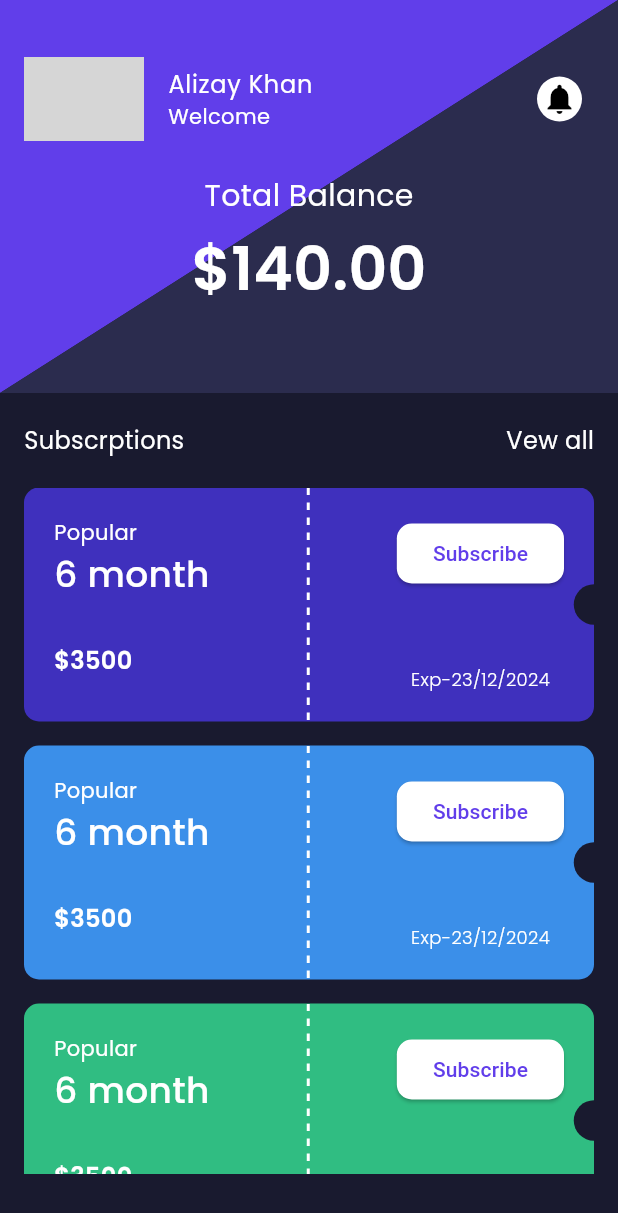
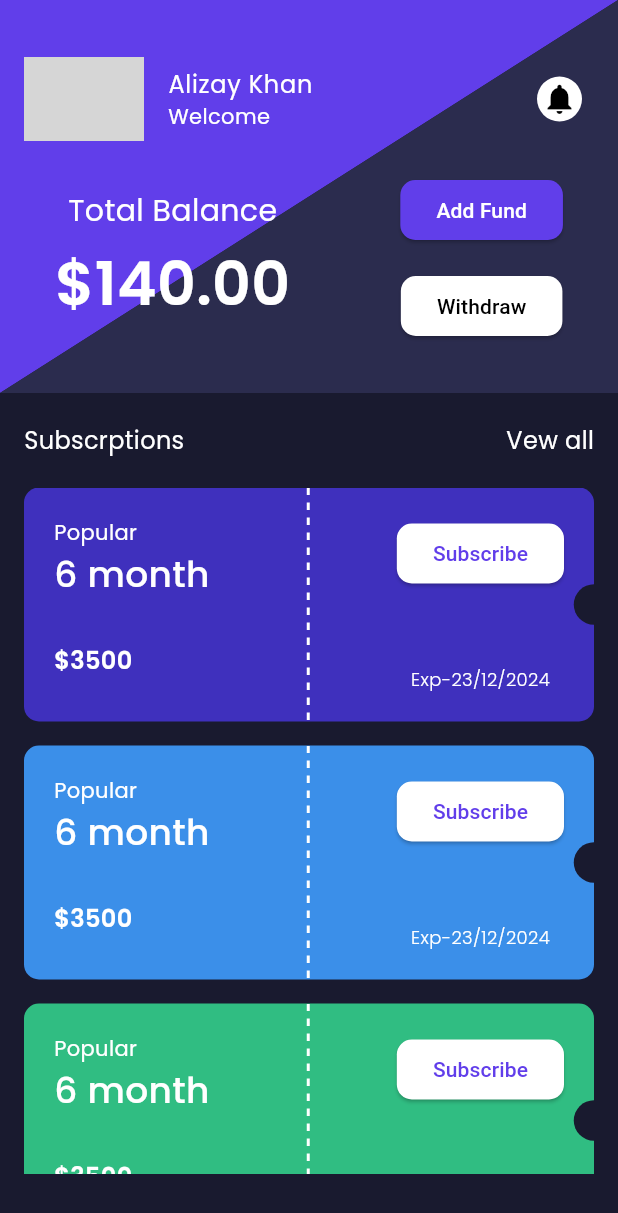
Before and after one commit to ba138/data, a Flutter app: the screen it shows after launch, on a phone screen of 412 x 824 dp. Shown: the top 1213 px of the screen. Run offline on Flutter 3.47's test engine with Material 3 defaults, Android fonts, the phone set to English and light mode, and no system bars; our stand-ins replace another_flushbar, fluttertoast, google_fonts; network calls fail; grey boxes are pictures that could not be loaded.

Commit message:
working on add funds and withdraw funds

```diff
--- a/lib/view/home/home_view.dart
+++ b/lib/view/home/home_view.dart
@@ -71,6 +71,11 @@ class _HomeViewState extends State<HomeView> {
                     ),
                   ),
                   const VerticalSpeacing(14.0),
+                  Row(
+                    mainAxisAlignment: MainAxisAlignment.spaceAround,
+                    children: [
+                      Column(
+                        children: [
                           Text(
                             'Total Balance',
                             style: GoogleFonts.getFont(
@@ -92,6 +97,41 @@ class _HomeViewState extends State<HomeView> {
                                 fontWeight: FontWeight.w600,
                               ),
                             ),
+                          ),
+                        ],
+                      ),
+                      Column(
+                        children: [
+                          ElevatedButton(
+                            onPressed: () {},
+                            style: ElevatedButton.styleFrom(
+                              backgroundColor: AppColor.buttonColor,
+                              shape: RoundedRectangleBorder(
+                                borderRadius: BorderRadius.circular(10),
+                              ),
+                            ),
+                            child: const Text(
+                              'Add Fund',
+                              style: TextStyle(color: AppColor.whiteColor),
+                            ),
+                          ),
+                          const VerticalSpeacing(16.0),
+                          ElevatedButton(
+                            onPressed: () {},
+                            style: ElevatedButton.styleFrom(
+                              backgroundColor: AppColor.whiteColor,
+                              shape: RoundedRectangleBorder(
+                                borderRadius: BorderRadius.circular(10),
+                              ),
+                            ),
+                            child: const Text(
+                              'Withdraw',
+                              style: TextStyle(color: AppColor.blackColor),
+                            ),
+                          ),
+                        ],
+                      ),
+                    ],
                   ),
                 ],
               ),
@@ -136,15 +176,15 @@ class _HomeViewState extends State<HomeView> {
         Padding(
           padding: const EdgeInsets.only(left: 16.0, right: 16.0),
           child: SizedBox(
-            height: MediaQuery.of(context).size.height /1.8,
-            child: SingleChildScrollView(
+            height: MediaQuery.of(context).size.height / 1.8,
+            child: const SingleChildScrollView(
               scrollDirection: Axis.vertical,
               child: Column(
                 children: [
                   SubscribtionCard(bgColor: Color(0xff3F30BD)),
-                  const VerticalSpeacing(16.0),
+                  VerticalSpeacing(16.0),
                   SubscribtionCard(bgColor: Color(0xff3B8FE9)),
-                  const VerticalSpeacing(16.0),
+                  VerticalSpeacing(16.0),
                   SubscribtionCard(bgColor: Color(0xff30BD82)),
                 ],
               ),
```
Lines whose indentation alone changed are shown as unchanged.
